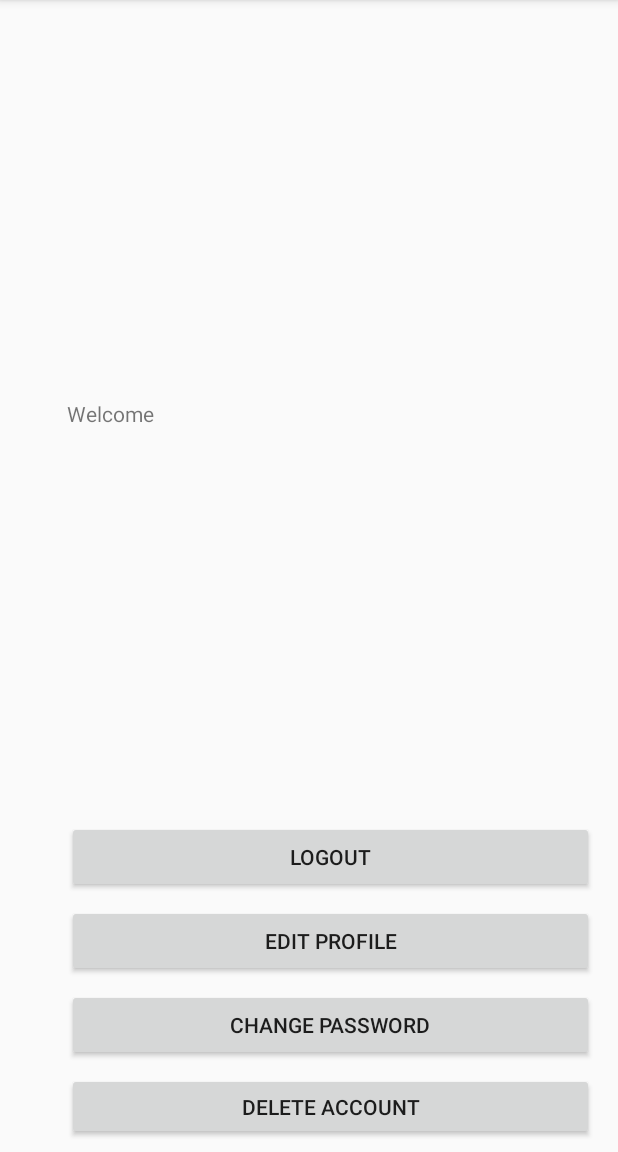
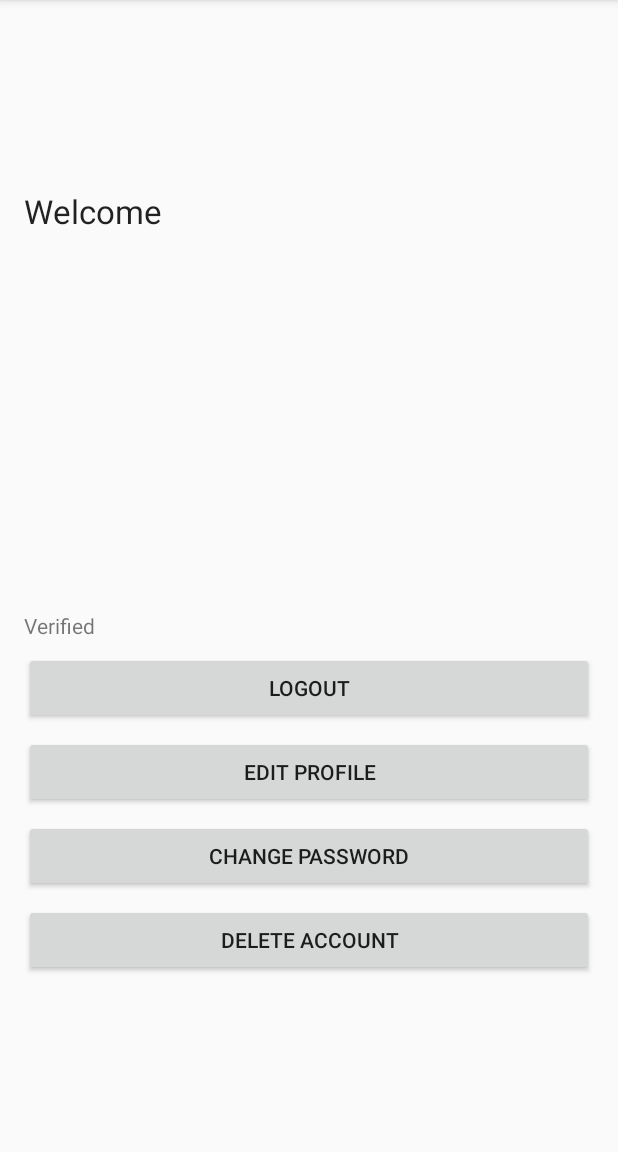
Before and after one commit to Telebus/FirebaseRelation, an Android app: the screen it shows after launch once a user with an empty profile is signed in (ProfileActivity), on a phone screen of 412 x 824 dp, the part 84-1236 px from its top. Run offline under Robolectric (Android 15) with nearby library versions, the phone set to English and light mode, and no system bars; our stand-ins replace Firebase (no records; nobody signed in at launch, a user with empty details on screens opened directly).

Commit message:
Email Verification

```diff
--- a/app/src/main/java/com/rp/firebaserelation/ProfileActivity.java
+++ b/app/src/main/java/com/rp/firebaserelation/ProfileActivity.java
@@ -26,6 +26,7 @@ import com.google.firebase.database.ValueEventListener;
 
 public class ProfileActivity extends AppCompatActivity implements View.OnClickListener {
 
+    TextView textViewVerified;
     TextView textViewWelcome;
     DatabaseReference databaseUsers;
     FirebaseAuth firebaseAuth;
@@ -74,6 +75,8 @@ public class ProfileActivity extends AppCompatActivity implements View.OnClickLi
 
         textViewWelcome = findViewById(R.id.textViewWelcome);
 
+        textViewVerified = findViewById(R.id.textViewVerified);
+
         firebaseAuth = FirebaseAuth.getInstance();
 
         databaseUsers = FirebaseDatabase.getInstance().getReference("users").child(FirebaseAuth.getInstance().getCurrentUser().getUid());
@@ -84,11 +87,33 @@ public class ProfileActivity extends AppCompatActivity implements View.OnClickLi
 
 
                 User user = dataSnapshot.getValue(User.class);
+                final FirebaseUser firebaseUser = firebaseAuth.getCurrentUser();
 
                 if (user != null){
 
-                textViewWelcome.setText(user.getName());
+                    textViewWelcome.setText(user.getName());
+                    if(firebaseUser.isEmailVerified()){
 
+                        textViewVerified.setText("Email Verified");
+
+                    } else {
+
+                        textViewVerified.setText("Email not Verified (Click here to verify)");
+                        textViewVerified.setOnClickListener(new View.OnClickListener() {
+                            @Override
+                            public void onClick(View v) {
+
+                                firebaseUser.sendEmailVerification().addOnCompleteListener(new OnCompleteListener<Void>() {
+                                    @Override
+                                    public void onComplete(@NonNull Task<Void> task) {
+                                        Toast.makeText(ProfileActivity.this, "Email verification sent, check your inbox!", Toast.LENGTH_LONG).show();
+                                    }
+                                });
+
+                            }
+                        });
+
+                    }
                 }
             }
 
@@ -101,6 +126,19 @@ public class ProfileActivity extends AppCompatActivity implements View.OnClickLi
         findViewById(R.id.btnLogout).setOnClickListener(this);
         findViewById(R.id.btnEdit).setOnClickListener(this);
         btnChangePass.setOnClickListener(this);
+
+    }
+
+    @Override
+    protected void onStart() {
+        super.onStart();
+
+        if(firebaseAuth.getCurrentUser() == null) {
+
+            finish();
+            startActivity(new Intent(getApplicationContext(), MainActivity.class));
+
+        }
 
     }
 
--- a/app/src/main/res/layout/activity_profile.xml
+++ b/app/src/main/res/layout/activity_profile.xml
@@ -7,8 +7,8 @@
     tools:context=".ProfileActivity">
 
     <LinearLayout
-        android:layout_width="367dp"
-        android:layout_height="502dp"
+        android:layout_width="match_parent"
+        android:layout_height="wrap_content"
         android:layout_marginStart="8dp"
         android:layout_marginLeft="8dp"
         android:layout_marginTop="8dp"
@@ -19,13 +19,12 @@
         android:orientation="vertical"
         app:layout_constraintBottom_toBottomOf="parent"
         app:layout_constraintEnd_toEndOf="parent"
-        app:layout_constraintHorizontal_bias="1.0"
         app:layout_constraintStart_toStartOf="parent"
-        app:layout_constraintTop_toTopOf="parent"
-        app:layout_constraintVertical_bias="1.0">
+        app:layout_constraintTop_toTopOf="parent">
 
         <TextView
             android:id="@+id/textViewWelcome"
+            android:textAppearance="@style/Base.TextAppearance.AppCompat.Large"
             android:layout_width="match_parent"
             android:layout_height="273dp"
             android:layout_marginStart="8dp"
@@ -34,6 +33,20 @@
             android:layout_marginEnd="8dp"
             android:layout_marginRight="8dp"
             android:text="Welcome"
+            app:layout_constraintEnd_toEndOf="parent"
+            app:layout_constraintStart_toStartOf="parent"
+            app:layout_constraintTop_toTopOf="parent" />
+
+        <TextView
+            android:id="@+id/textViewVerified"
+            android:layout_width="match_parent"
+            android:layout_height="wrap_content"
+            android:layout_marginStart="8dp"
+            android:layout_marginLeft="8dp"
+            android:layout_marginTop="8dp"
+            android:layout_marginEnd="8dp"
+            android:layout_marginRight="8dp"
+            android:text="Verified"
             app:layout_constraintEnd_toEndOf="parent"
             app:layout_constraintStart_toStartOf="parent"
             app:layout_constraintTop_toTopOf="parent" />
```
